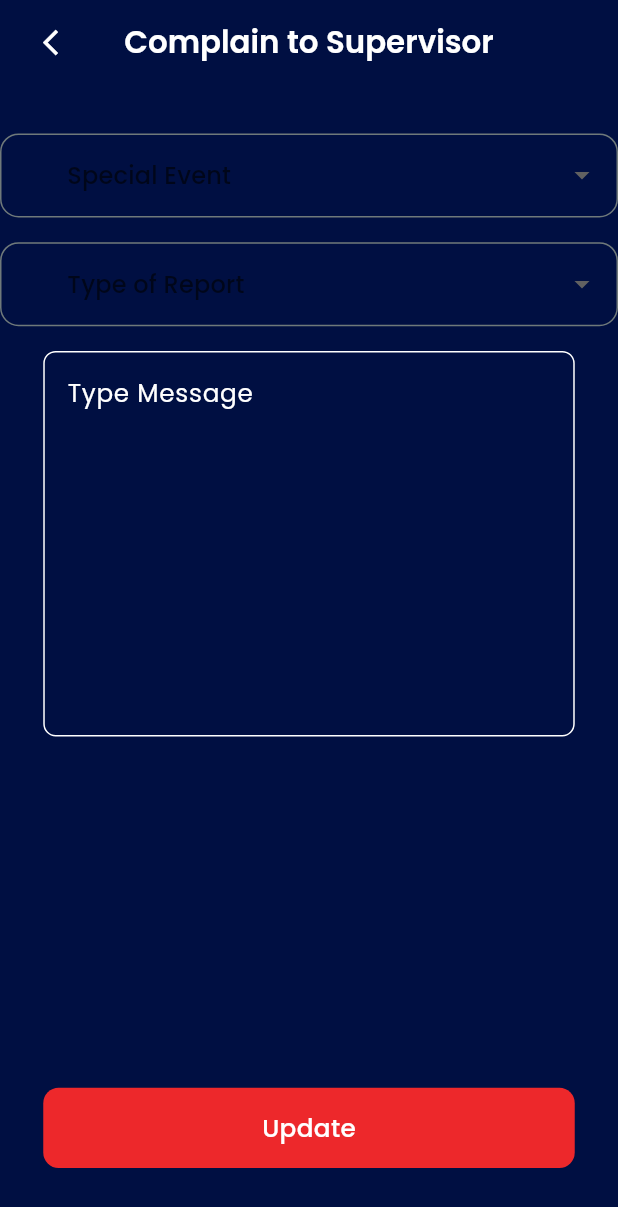
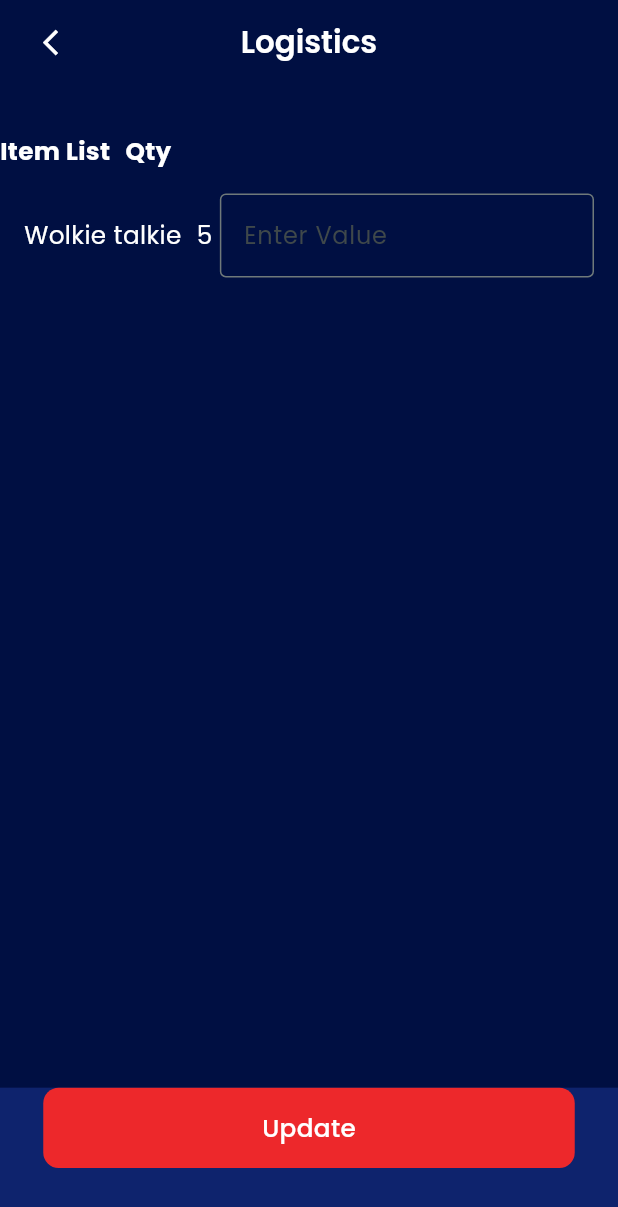
Before and after one commit to TamoorMunawar/radius_live, a Flutter app: the ComplainScreen screen opened by its route, on a phone screen of 412 x 824 dp. Shown: the top 1207 px of the screen. Run offline on Flutter 3.47's test engine with Material 3 defaults, Android fonts, the phone set to English and light mode, and no system bars; our stand-ins replace another_flushbar, bloc, camera, curved_navigation_bar, custom_rating_bar, device_info_plus and 26 more; missing offline and left inert: no_screenshot, simple_barcode_scanner, web_socket_client; accounts and stored records are empty; network calls fail.

Commit message:
new updates on profile screen

```diff
--- a/lib/presentation/screens/Authentication/complain_screen.dart
+++ b/lib/presentation/screens/Authentication/complain_screen.dart
@@ -23,37 +23,6 @@ class _ComplainScreenState extends State<ComplainScreen> {
   @override
   Widget build(BuildContext context) {
     return Scaffold(
-      bottomNavigationBar: BottomAppBar(
-        padding: EdgeInsets.only(
-          bottom: SizeConfig.height(context, 0.055),
-          //  right: SizeConfig.width(context, 0.07),
-        ),
-        height: SizeConfig.height(context, 0.12),
-        color: GlobalColors.backgroundColor,
-
-        // color: Colors.white,
-        elevation: 0,
-        child: Padding(
-          padding: EdgeInsets.only(
-            left: SizeConfig.width(context, 0.07),
-            right: SizeConfig.width(context, 0.07),
-          ),
-          child: SubmitButton(
-            //    width: SizeConfig.width(context, 0.5),
-            onPressed: () async {
-              Navigator.pushNamed(context, AppRoutes.resetScreenRoute);
-            },
-            child: Text(
-              'Update'.tr(),
-              style: TextStyle(
-                color: GlobalColors.submitButtonTextColor,
-                fontSize: SizeConfig.width(context, 0.04),
-                fontWeight: FontWeight.w500,
-              ),
-            ),
-          ),
-        ),
-      ),
       appBar: AppBar(
         elevation: 0,
         automaticallyImplyLeading: false,
@@ -72,11 +41,40 @@ class _ComplainScreenState extends State<ComplainScreen> {
           color: Colors.white,
         ),
         title: Text(
-          "Complain to Supervisor".tr(),
+          "Logistics".tr(),
           style: TextStyle(
             color: GlobalColors.whiteColor,
             fontSize: SizeConfig.width(context, 0.05),
             fontWeight: FontWeight.w600,
+          ),
+        ),
+      ),
+      bottomNavigationBar: BottomAppBar(
+        padding: EdgeInsets.only(
+          bottom: SizeConfig.height(context, 0.055),
+          //  right: SizeConfig.width(context, 0.07),
+        ),
+        height: SizeConfig.height(context, 0.12),
+        color: GlobalColors.primaryColor,
+
+        // color: Colors.white,
+        elevation: 0,
+        child: Padding(
+          padding: EdgeInsets.only(
+            left: SizeConfig.width(context, 0.07),
+            right: SizeConfig.width(context, 0.07),
+          ),
+          child: SubmitButton(
+
+            onPressed: () {  },
+            child:     Text(
+              'Update'.tr(),
+          style: TextStyle(
+            color: GlobalColors.submitButtonTextColor,
+            fontSize: SizeConfig.width(context, 0.04),
+            fontWeight: FontWeight.w500,
+          ),
+        )
           ),
         ),
       ),
@@ -86,131 +84,188 @@ class _ComplainScreenState extends State<ComplainScreen> {
             SizedBox(
               height: SizeConfig.height(context, 0.04),
             ),
-            Material(
-              // elevation: 10.0,
-
-              color: Colors.transparent,
-              shadowColor: const Color(0xff006DFC).withOpacity(0.16),
-              child: DropdownButtonFormField<String>(
-                dropdownColor: GlobalColors.backgroundColor,
-                padding: EdgeInsets.only(left: SizeConfig.width(context, 0.07), right: SizeConfig.width(context, 0.07)),
-                items: countryList.map((String item) {
-                  return DropdownMenuItem<String>(
-                    value: item,
-                    child: Text(
-                      item ?? "",
-                      style: TextStyle(color: GlobalColors.textFieldHintColor),
-                    ),
-                  );
-                }).toList(),
-                value: country,
-                onChanged: (value) {
-                  setState(() => country = value);
-                },
+               Row(
+                 children: [
+                   Text(
+                     'Item List',
+                     style: TextStyle(
+                       color: GlobalColors.goodMorningColor,
+                       fontWeight: FontWeight.bold,
+                       fontSize: SizeConfig.width(context, 0.040),
+                     ),
+                   ),
+                   SizedBox(width: 10), // Add some spacing between widgets
+                   Text(
+                     'Qty',
+                     style: TextStyle(
+                       color: GlobalColors.goodMorningColor,
+                       fontWeight: FontWeight.bold,
+                       fontSize: SizeConfig.width(context, 0.040),
+                     ),
+                   ),
+                 ],
+               ),
+               Padding(
+        padding: const EdgeInsets.all(16.0),
+        child: Row(
+          children: [
+            Text(
+              'Wolkie talkie',
+              style: TextStyle(
+                color: GlobalColors.goodMorningColor,
+                fontWeight: FontWeight.w400,
+                fontSize: SizeConfig.width(context, 0.040),
+              ),
+            ),
+            SizedBox(width: 10), // Add some spacing between widgets
+            Text(
+              '5',
+              style: TextStyle(
+                color: GlobalColors.goodMorningColor,
+                fontWeight: FontWeight.w400,
+                fontSize: SizeConfig.width(context, 0.040),
+              ),
+            ),
+            SizedBox(width: 5), // Add some spacing between widgets
+            Expanded(
+              child: TextField(
                 decoration: InputDecoration(
-                  filled: false,
-                  hintText: 'Special Event'.tr(),
-                  hintStyle: TextStyle(
-                    color: GlobalColors.textFieldHintColor,
-                  ),
+                  hintText: 'Enter Value',
+                  fillColor: GlobalColors.goodMorningColor,
                   border: OutlineInputBorder(
-                    borderSide: const BorderSide(color: GlobalColors.submitButtonColor
-                        //    color: GlobalColors.ftsTextColor,
-                        ),
-                    borderRadius: BorderRadius.circular(
-                      SizeConfig.width(context, 0.03),
-                    ),
-                  ),
-                  focusedBorder: OutlineInputBorder(
-                    borderSide: BorderSide(
-                      color: GlobalColors.hintTextColor,
-                      //    color: GlobalColors.ftsTextColor,
-                    ),
-                    borderRadius: BorderRadius.circular(
-                      SizeConfig.width(context, 0.03),
-                    ),
                   ),
                 ),
-                autovalidateMode: AutovalidateMode.onUserInteraction,
-                validator: (value) {
-                  if (value == null) {
-                    return 'Please select a country'.tr();
-                  }
-                  return null;
-                },
               ),
             ),
-            SizedBox(
-              height: SizeConfig.height(context, 0.02),
-            ),
-            Material(
-              // elevation: 10.0,
+          ],
+        ),
+      ),
 
-              color: Colors.transparent,
-              shadowColor: const Color(0xff006DFC).withOpacity(0.16),
-              child: DropdownButtonFormField<String>(
-                dropdownColor: GlobalColors.backgroundColor,
-                padding: EdgeInsets.only(left: SizeConfig.width(context, 0.07), right: SizeConfig.width(context, 0.07)),
-                items: countryList.map((String item) {
-                  return DropdownMenuItem<String>(
-                    value: item,
-                    child: Text(
-                      item ?? "",
-                      style: TextStyle(color: GlobalColors.textFieldHintColor),
-                    ),
-                  );
-                }).toList(),
-                value: country,
-                onChanged: (value) {
-                  setState(() => country = value);
-                },
-                decoration: InputDecoration(
-                  filled: false,
-                  hintText: 'Type of Report'.tr(),
-                  hintStyle: TextStyle(
-                    color: GlobalColors.textFieldHintColor,
-                  ),
-                  border: OutlineInputBorder(
-                    borderSide: const BorderSide(color: GlobalColors.submitButtonColor
-                        //    color: GlobalColors.ftsTextColor,
-                        ),
-                    borderRadius: BorderRadius.circular(
-                      SizeConfig.width(context, 0.03),
-                    ),
-                  ),
-                  focusedBorder: OutlineInputBorder(
-                    borderSide: BorderSide(
-                      color: GlobalColors.hintTextColor,
-                      //    color: GlobalColors.ftsTextColor,
-                    ),
-                    borderRadius: BorderRadius.circular(
-                      SizeConfig.width(context, 0.03),
-                    ),
-                  ),
-                ),
-                autovalidateMode: AutovalidateMode.onUserInteraction,
-                validator: (value) {
-                  if (value == null) {
-                    return 'Please select a country'.tr();
-                  }
-                  return null;
-                },
-              ),
-            ),
-            SizedBox(
-              height: SizeConfig.height(context, 0.02),
-            ),
-            RadiusTextField(
-              maxLength: 9,
-              controller: _currentPasswordController,
-              hintText: 'Type Message'.tr(),
-              validator: (String? value) {
-                if (value == null || value.isEmpty) {
-                  return 'Please_Enter_Email_Address'.tr();
-                }
-                return null;
-              },
-            ),
+            // Material(
+            //   // elevation: 10.0,
+            //
+            //   color: Colors.transparent,
+            //   shadowColor: const Color(0xff006DFC).withOpacity(0.16),
+            //   child: DropdownButtonFormField<String>(
+            //     dropdownColor: GlobalColors.backgroundColor,
+            //     padding: EdgeInsets.only(left: SizeConfig.width(context, 0.07), right: SizeConfig.width(context, 0.07)),
+            //     items: countryList.map((String item) {
+            //       return DropdownMenuItem<String>(
+            //         value: item,
+            //         child: Text(
+            //           item ?? "",
+            //           style: TextStyle(color: GlobalColors.textFieldHintColor),
+            //         ),
+            //       );
+            //     }).toList(),
+            //     value: country,
+            //     onChanged: (value) {
+            //       setState(() => country = value);
+            //     },
+            //     decoration: InputDecoration(
+            //       filled: false,
+            //       hintText: 'Special Event'.tr(),
+            //       hintStyle: TextStyle(
+            //         color: GlobalColors.textFieldHintColor,
+            //       ),
+            //       border: OutlineInputBorder(
+            //         borderSide: const BorderSide(color: GlobalColors.submitButtonColor
+            //             //    color: GlobalColors.ftsTextColor,
+            //             ),
+            //         borderRadius: BorderRadius.circular(
+            //           SizeConfig.width(context, 0.03),
+            //         ),
+            //       ),
+            //       focusedBorder: OutlineInputBorder(
+            //         borderSide: BorderSide(
+            //           color: GlobalColors.hintTextColor,
+            //           //    color: GlobalColors.ftsTextColor,
+            //         ),
+            //         borderRadius: BorderRadius.circular(
+            //           SizeConfig.width(context, 0.03),
+            //         ),
+            //       ),
+            //     ),
+            //     autovalidateMode: AutovalidateMode.onUserInteraction,
+            //     validator: (value) {
+            //       if (value == null) {
+            //         return 'Please select a country'.tr();
+            //       }
+            //       return null;
+            //     },
+            //   ),
+            // ),
+            // SizedBox(
+            //   height: SizeConfig.height(context, 0.02),
+            // ),
+            // Material(
+            //   // elevation: 10.0,
+            //
+            //   color: Colors.transparent,
+            //   shadowColor: const Color(0xff006DFC).withOpacity(0.16),
+            //   child: DropdownButtonFormField<String>(
+            //     dropdownColor: GlobalColors.backgroundColor,
+            //     padding: EdgeInsets.only(left: SizeConfig.width(context, 0.07), right: SizeConfig.width(context, 0.07)),
+            //     items: countryList.map((String item) {
+            //       return DropdownMenuItem<String>(
+            //         value: item,
+            //         child: Text(
+            //           item ?? "",
+            //           style: TextStyle(color: GlobalColors.textFieldHintColor),
+            //         ),
+            //       );
+            //     }).toList(),
+            //     value: country,
+            //     onChanged: (value) {
+            //       setState(() => country = value);
+            //     },
+            //     decoration: InputDecoration(
+            //       filled: false,
+            //       hintText: 'Type of Report'.tr(),
+            //       hintStyle: TextStyle(
+            //         color: GlobalColors.textFieldHintColor,
+            //       ),
+            //       border: OutlineInputBorder(
+            //         borderSide: const BorderSide(color: GlobalColors.submitButtonColor
+            //             //    color: GlobalColors.ftsTextColor,
+            //             ),
+            //         borderRadius: BorderRadius.circular(
+            //           SizeConfig.width(context, 0.03),
+            //         ),
+            //       ),
+            //       focusedBorder: OutlineInputBorder(
+            //         borderSide: BorderSide(
+            //           color: GlobalColors.hintTextColor,
+            //           //    color: GlobalColors.ftsTextColor,
+            //         ),
+            //         borderRadius: BorderRadius.circular(
+            //           SizeConfig.width(context, 0.03),
+            //         ),
+            //       ),
+            //     ),
+            //     autovalidateMode: AutovalidateMode.onUserInteraction,
+            //     validator: (value) {
+            //       if (value == null) {
+            //         return 'Please select a country'.tr();
+            //       }
+            //       return null;
+            //     },
+            //   ),
+            // ),
+            // SizedBox(
+            //   height: SizeConfig.height(context, 0.02),
+            // ),
+            // RadiusTextField(
+            //   maxLength: 9,
+            //   controller: _currentPasswordController,
+            //   hintText: 'Type Message'.tr(),
+            //   validator: (String? value) {
+            //     if (value == null || value.isEmpty) {
+            //       return 'Please_Enter_Email_Address'.tr();
+            //     }
+            //     return null;
+            //   },
+            // ),
           ],
         ),
       ),
--- a/lib/presentation/screens/Authentication/profile_screen.dart
+++ b/lib/presentation/screens/Authentication/profile_screen.dart
@@ -380,7 +380,7 @@ class _ProfileScreenState extends State<ProfileScreen> {
                         onPressed: () async {
                           Navigator.pushNamed(context, AppRoutes.complainScreenRoute);
                         },
-                        title: 'Complain to Supervisor'.tr(),
+                        title: 'Logistics'.tr(),
                         icon: Symbols.report,
                       ),
                       SizedBox(
--- a/lib/presentation/screens/dashboard_screen.dart
+++ b/lib/presentation/screens/dashboard_screen.dart
@@ -49,6 +49,7 @@ class _DashBoardScreenState extends State<DashBoardScreen> {
   double percent = 0.0;
 
   Future getUserDetailsFromLocal() async {
+
     SharedPreferences prefs = await SharedPreferences.getInstance();
     roleName = prefs.getString(
           "role_name",
@@ -76,7 +77,8 @@ class _DashBoardScreenState extends State<DashBoardScreen> {
 
   String? departmentValue;
   List<String> genderList = ["Male", "Female", "Other"];
-
+  String? country;
+  List<String> countryList = ["Event Complain", "General Complain"];
   @override
   void initState() {
     LogManager.info("dashboard_usecase.dart");
@@ -93,6 +95,7 @@ class _DashBoardScreenState extends State<DashBoardScreen> {
   @override
   void dispose() {
     _timer?.cancel();
+    _messageController.clear();
     //  departmentCubit.close();
     // attandanceCubit.close();
     // createAlertCubit.close();
@@ -214,6 +217,60 @@ class _DashBoardScreenState extends State<DashBoardScreen> {
                       ),
                     ),
                   ]),
+                ),
+                SizedBox(
+                  height: SizeConfig.height(context, 0.02),
+                ),
+                Material(
+                  color: Colors.transparent,
+                  shadowColor: const Color(0xff006DFC).withOpacity(0.16),
+                  child: DropdownButtonFormField<String>(
+                    dropdownColor: GlobalColors.backgroundColor,
+                    padding: EdgeInsets.only(),                    items: countryList.map((String item) {
+                      return DropdownMenuItem<String>(
+                        value: item,
+                        child: Text(
+                          item ?? "",
+                          style: TextStyle(color: GlobalColors.textFieldHintColor),
+                        ),
+                      );
+                    }).toList(),
+                    value: country,
+                    onChanged: (value) {
+                      setState(() => country = value);
+                    },
+                    decoration: InputDecoration(
+                      filled: false,
+                      hintText: 'Select Complain type'.tr(),
+                      hintStyle: TextStyle(
+                        color: GlobalColors.textFieldHintColor,
+                      ),
+                      border: OutlineInputBorder(
+                        borderSide: const BorderSide(color: GlobalColors.submitButtonColor
+                          //    color: GlobalColors.ftsTextColor,
+                        ),
+                        borderRadius: BorderRadius.circular(
+                          SizeConfig.width(context, 0.03),
+                        ),
+                      ),
+                      focusedBorder: OutlineInputBorder(
+                        borderSide: BorderSide(
+                          color: GlobalColors.hintTextColor,
+                          //    color: GlobalColors.ftsTextColor,
+                        ),
+                        borderRadius: BorderRadius.circular(
+                          SizeConfig.width(context, 0.03),
+                        ),
+                      ),
+                    ),
+                    autovalidateMode: AutovalidateMode.onUserInteraction,
+                    validator: (value) {
+                      if (value == null) {
+                        return 'Please select a country'.tr();
+                      }
+                      return null;
+                    },
+                  ),
                 ),
                 SizedBox(
                   height: SizeConfig.height(context, 0.02),
```
